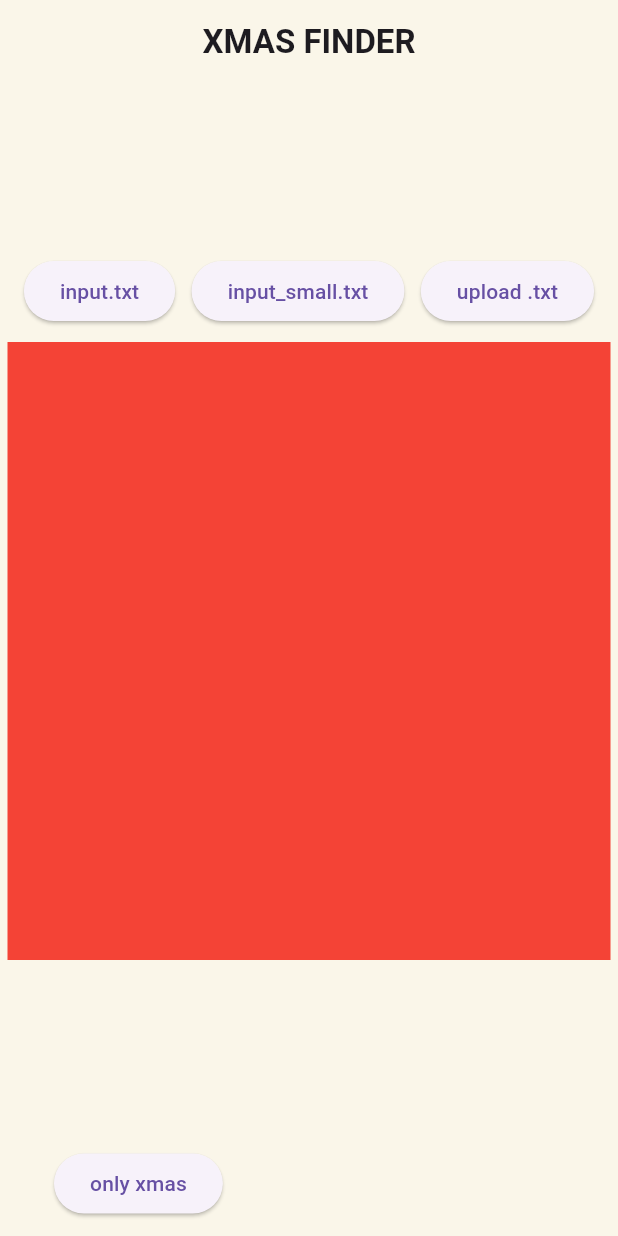
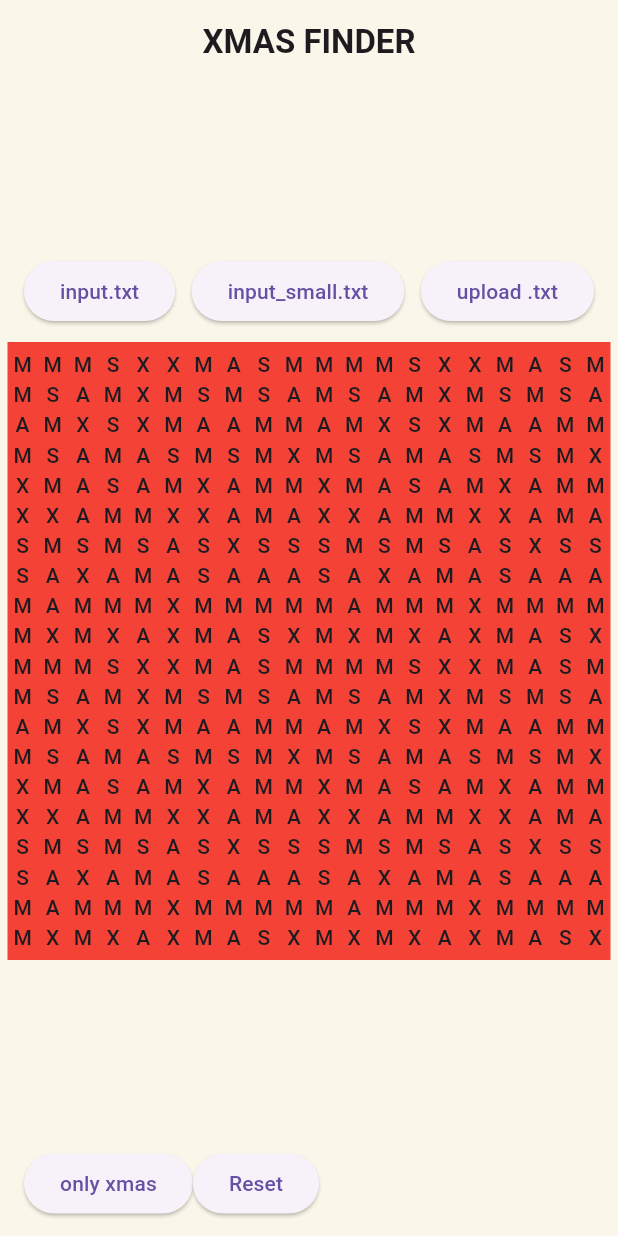
Before and after one commit to Ohlavrac/xmas_challenge, a Flutter app: the screen it shows after launch, after a tap on "input.txt", on a phone screen of 412 x 824 dp. Run offline on Flutter 3.47's test engine with Material 3 defaults, Android fonts, the phone set to English and light mode, and no system bars; project files that could hold a hidden picture were left out.

Commit message:
feat: add function to reset and change btw .txt

```diff
--- /dev/null
+++ b/devtools_options.yaml
@@ -0,0 +1,3 @@
+description: This file stores settings for Dart & Flutter DevTools.
+documentation: https://docs.flutter.dev/tools/devtools/extensions#configure-extension-enablement-states
+extensions:
--- a/lib/ui/pages/home_page.dart
+++ b/lib/ui/pages/home_page.dart
@@ -39,7 +39,9 @@
                 children: [
                   ElevatedButton(
                     onPressed: () {
-                      contentProvider.readContent(inputMeidumFilePath);
+                      setState(() {
+                        contentProvider.readContent(inputMeidumFilePath);
+                      });
                     },
                     child: Text("input.txt")
                   ),
@@ -88,48 +90,11 @@
 
                         return Center(child: Text("${contentProvider.matrix?[line][column]}", style: TextStyle(fontWeight: FontWeight.w500),));
                       }
-                    ) : Text("")
+                    ) : Text("OPA")
                     ),
                   ],
                 ),
               ),
-              /*Flexible(
-                child: contentProvider.hasFile() ?  GridView.builder(
-                  shrinkWrap: true,
-                  itemCount: contentProvider.matrix!.length * contentProvider.matrix![0].length,
-                  gridDelegate: SliverGridDelegateWithFixedCrossAxisCount(
-                    crossAxisCount: contentProvider.matrix![0].length
-                  ),
-                  itemBuilder: (context, index) {
-
-                    int columnsN = contentProvider.matrix![0].length;
-                    int line = index ~/ columnsN;
-                    int column = index % columnsN;
-
-                    return Text("${contentProvider.matrix?[line][column]}",);
-                  }
-                ) : Text("")
-              ),*/
-              /*Row(
-                children: [
-                  ElevatedButton(
-                    onPressed: () {
-                      setState(() {
-                        contentProvider.hasFile() ? contentProvider.fileToMatrix(contentProvider.content) : null;
-                      });
-                    },
-                    child: Text("load")
-                  ),
-                  ElevatedButton(
-                    onPressed: () {
-                      setState(() {
-                        contentProvider.hasFile() ? contentProvider.fileToMatrix(contentProvider.content) : null;
-                      });
-                    },
-                    child: Text("only xmas")
-                  )
-                ],
-              ),*/
             ],
           ),
         ),
@@ -139,7 +104,6 @@
         color: AppColors.backgroudColor,
         child: Row(
               children: [
-                SizedBox(width: 20,),
                 ElevatedButton(
                   onPressed: () {
                     setState(() {
@@ -147,6 +111,14 @@
                     });
                   },
                   child: Text("only xmas")
+                ),
+                ElevatedButton(
+                  onPressed: () {
+                    setState(() {
+
+                    });
+                  },
+                  child: Text("Reset")
                 )
               ],
             ),
--- a/lib/ui/providers/content_provider.dart
+++ b/lib/ui/providers/content_provider.dart
@@ -7,7 +7,6 @@
 
   Future<void> readContent(String path) async {
     content = await rootBundle.loadString(path);
-
     fileToMatrix(content);
 
     notifyListeners();
@@ -15,7 +14,6 @@
 
   void fileToMatrix(String content) {
 
-    if (matrix == null) {
     matrix = [];
 
     //coisas do windows  (normalmente windows usa \r\n)
@@ -29,9 +27,6 @@
         matrix?[y].add(lines[y][x]);
       }
     }
-    }
-
-    print(matrix);
 
     notifyListeners();
   }
@@ -110,4 +105,10 @@
       return true;
     }
   }
+
+  void reset() {
+    content = "";
+    matrix = [];
+    notifyListeners();
   }
+}
```
Lines whose indentation alone changed are shown as unchanged.
